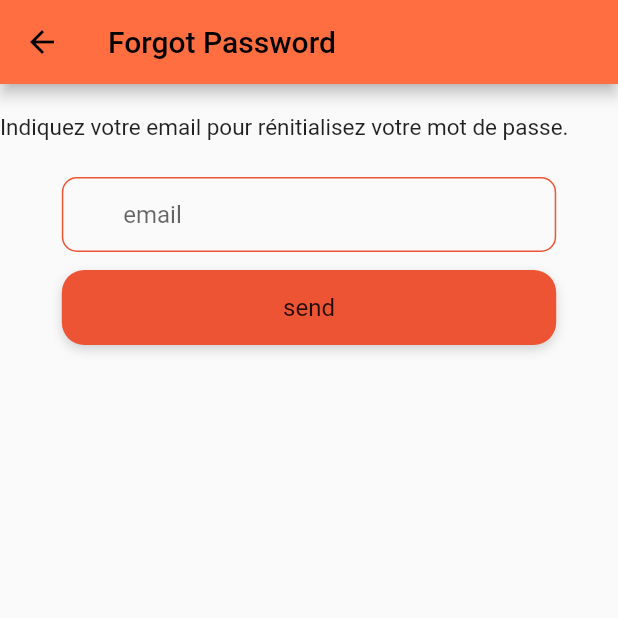
After one commit to mbarkinedra/afariat-app, a Flutter app: the SignInScr screen opened directly, after a tap on "Mot de passe oublié ?", on a phone screen of 412 x 824 dp, the top half of it. The commit adds this screen. Run offline on Flutter 3.47's test engine with Material 2 defaults, Android fonts, the phone set to English and light mode, and no system bars; our stand-ins replace animated_splash_screen, carousel_slider, dio, flutter_svg, get, get_storage and 5 more; missing offline and left inert: dart:ffi, email_launcher, pinch_zoom_image_last; accounts and stored records are empty; network calls fail.

Commit message:
Rajouter le bouton supprimer de compte dans l interface settings,Ajouter le bouton supprimer mon compte,Ajouter l interface forgot password

```diff
--- a/lib/config/settings_app.dart
+++ b/lib/config/settings_app.dart
@@ -10,7 +10,6 @@ class SettingsApp {
   static const String registerUrl = baseApiUrl + '/users';
   static const String forgotPasswordUrl = baseApiUrl + '/users/reset-password';
   static const String getSaltUrl = baseApiUrl + '/users/get-salt';
-
   static const String advertUrl = baseApiUrl + '/adverts';
   static const String advertPageUrl = baseApiUrl + '/adverts.json';
   static const String publishURL = baseApiUrl + '/adverts';
@@ -32,4 +31,6 @@ class SettingsApp {
   static const String advertTypesUrl =
       baseApiUrl + '/simple/category/advert-types/';
   static const String Delete = baseApiUrl + '/adverts/';
+  static const String  userUrl = baseApiUrl + '/users/';
+
 }
--- a/lib/home/tap_profile/settings/setting_view_controller.dart
+++ b/lib/home/tap_profile/settings/setting_view_controller.dart
@@ -1,27 +1,17 @@
 import 'package:afariat/config/storage.dart';
+import 'package:afariat/networking/api/user_api.dart';
 import 'package:flutter/material.dart';
 import 'package:get/get.dart';
 
 class SettingViewController extends GetxController{
   TextEditingController password=TextEditingController();
  bool tham=false;
- //  void changeTheme(bool v ) {
- //
- //    tham=v;
- //    //Get.isDarkMode ?
- //    Get.changeTheme(v?  ThemeData.dark():ThemeData.light()  );
- //     Get.find<SecureStorage>().writeBoolData("tham", v);
- // update(); }
- //
- //  @override
- //  void onReady() {
- //    super.onReady();
- //    bool darkmode=   Get.find<SecureStorage>().readBoolData("tham");
- //       print(darkmode);
- //       if(darkmode !=null){
- //         changeTheme(darkmode);
- //       }
- //       }
 
-
+  UserApi _userApi =UserApi();
+deluser(){
+  _userApi.id=password.text;
+  _userApi.deleteUser().then((value) {
+    print(value.data);
+  });
 }
+}
--- a/lib/home/tap_publish/tap_publish_viewcontroller.dart
+++ b/lib/home/tap_publish/tap_publish_viewcontroller.dart
@@ -317,7 +317,7 @@ class TapPublishViewController extends GetxController {
 
     // Map<String, dynamic> serverErrors;
 
- await   publishApi.securePost(dataToPost: myAds).then((value) {
+    await publishApi.securePost(dataToPost: myAds).then((value) {
       if (value.statusCode == 201) {
         Get.defaultDialog(
           title: "Felécitation",
@@ -337,15 +337,13 @@ class TapPublishViewController extends GetxController {
                   color: Colors.red, fontWeight: FontWeight.bold, fontSize: 40),
             ),
             onTap: () {
-
-
               Get.back();
             },
           ),
           titleStyle: TextStyle(color: Colors.deepOrange),
           middleTextStyle: TextStyle(color: Colors.deepOrange),
         );
-       }
+      }
     });
     print("88888");
     Get.find<HomeViwController>().changeSelectedValue(1);
--- /dev/null
+++ b/lib/networking/api/forgotpassword_api.dart
@@ -0,0 +1,16 @@
+import 'package:afariat/config/settings_app.dart';
+import 'package:afariat/networking/api/api_manager.dart';
+import 'package:afariat/networking/json/adverts_json.dart';
+import 'package:afariat/networking/json/forgot_password_json.dart';
+
+class ForgotPasswordApi extends ApiManager {
+  @override
+  String apiUrl() {
+    return SettingsApp.forgotPasswordUrl;
+  }
+
+  @override
+  fromJson(data) {
+    return ForgotPasswordJson.fromJson(data);
+  }
+}
--- /dev/null
+++ b/lib/sign_in/forgotPassword/forgot_Password_scr.dart
@@ -0,0 +1,64 @@
+import 'package:afariat/config/utility.dart';
+import 'package:afariat/mywidget/custom_button_without_icon.dart';
+import 'package:afariat/mywidget/custom_text_filed.dart';
+import 'package:afariat/mywidget/profile_pic.dart';
+import 'package:flutter/cupertino.dart';
+import 'package:flutter/material.dart';
+import 'package:get/get.dart';
+
+import 'forgotpassword_view_controller.dart';
+
+class ForgotPassword extends GetWidget<ForgotPasswordViewController> {
+  @override
+  Widget build(BuildContext context) {
+    Size size = MediaQuery.of(context).size;
+    return Scaffold(
+      appBar: AppBar(
+        title: Text(
+          "Forgot Password ",
+        ),
+        backgroundColor: Colors.deepOrangeAccent,
+      ),
+
+      body: Column(
+        children: [
+          SizedBox(
+            height: 20,
+          ),
+          Align(
+            alignment: Alignment.topLeft,
+            child: Text(
+              "Indiquez votre email pour rénitialisez votre mot de passe.",
+              style: TextStyle(fontSize: 15),
+            ),
+          ),
+
+          // CircleAvatar(maxRadius: 50,
+          //   backgroundImage: NetworkImage(
+          //       "https://www.sleeptasticsolutions.com/wp-content/uploads/2018/05/happy-kids-1.jpg"),
+          // ),
+
+          SizedBox(
+            height: 20,
+          ),
+          CustomTextFiled(
+            color: framColor,
+            width: size.width * .8,
+            hintText: 'email',
+            textEditingController: controller.password,
+          ),
+          CustomButtonWithoutIcon(
+            height: 50,
+            label: "send",
+            width: size.width * .8,
+            btcolor: framColor,
+            function: () {
+              controller.restpassword();
+            },
+          ),
+
+        ],
+      ),
+    );
+  }
+}
--- /dev/null
+++ b/lib/sign_in/forgotPassword/forgotpassword_view_controller.dart
@@ -0,0 +1,23 @@
+import 'package:afariat/config/filter.dart';
+import 'package:afariat/config/storage.dart';
+import 'package:afariat/networking/api/forgotpassword_api.dart';
+import 'package:flutter/material.dart';
+import 'package:get/get.dart';
+
+class ForgotPasswordViewController extends GetxController{
+  TextEditingController password=TextEditingController();
+  ForgotPasswordApi _forgotPasswordApi = ForgotPasswordApi();
+restpassword(){
+  Filter.data["username"]=password.text;
+  _forgotPasswordApi.post( Filter.data).then((value) {
+   Get.snackbar("message",value.data["message"]);
+print(value);
+  }).catchError((error) {
+    print(error.toString());
+    Get.snackbar("message", "User with email or username (testas@test.com) was not found.");
+  });
+
+}
+
+
+}
--- a/lib/sign_in/sign_in_scr.dart
+++ b/lib/sign_in/sign_in_scr.dart
@@ -5,6 +5,8 @@ import 'package:afariat/sign_in/sign_in_viewcontroller.dart';
 import 'package:afariat/sign_up/sign_up_scr.dart';
 import 'package:flutter/material.dart';
 import 'package:get/get.dart';
+
+import 'forgotPassword/forgot_Password_scr.dart';
 
 class SignInScr extends GetWidget<SignInViewController> {
   @override
@@ -50,9 +52,16 @@ class SignInScr extends GetWidget<SignInViewController> {
               SizedBox(
                 height: _size.height * .05,
               ),
-              Text(
-                "Mot de passe oublié ?",
-                style: TextStyle(color: Colors.blue),
+              InkWell(onTap: (){
+                Navigator.push(
+                  context,
+                  MaterialPageRoute(builder: (context) => ForgotPassword()),
+                );
+              },
+                child: Text(
+                  "Mot de passe oublié ?",
+                  style: TextStyle(color: Colors.blue),
+                ),
               ),
               SizedBox(
                 height: _size.height * .05,
```
Also changed, not shown: lib/bindings/bindings.dart (+4 -3 lines), lib/home/tap_profile/account/account_scr.dart (+49 -11 lines), lib/home/tap_profile/account/account_view_controller.dart (+51 -0 lines), lib/home/tap_profile/settings/setting_scr.dart (+81 -23 lines), lib/home/tap_publish/publish_views/apercu_publich.dart (+9 -14 lines), lib/networking/api/api_manager.dart (+92 -7 lines), lib/networking/api/user_api.dart (added, +17 -0 lines), lib/networking/json/forgot_password_json.dart (added, +17 -0 lines), lib/networking/json/user_json.dart (added, +118 -0 lines).
